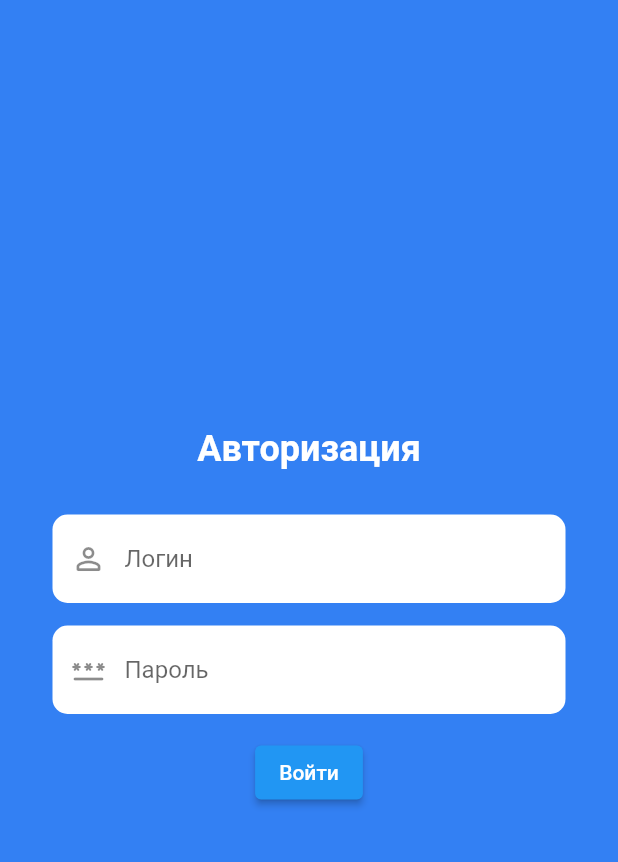
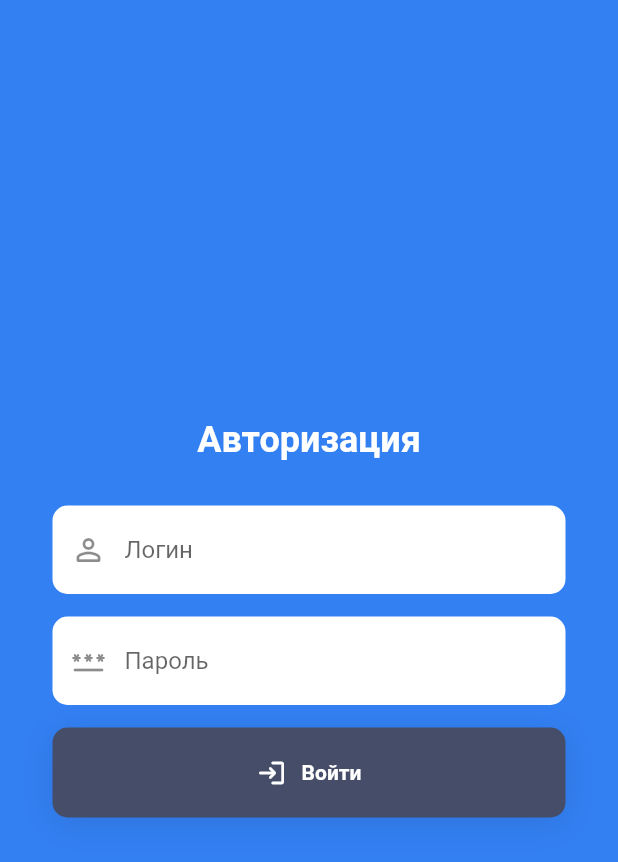
Before and after one commit to black-rusuz/rostelecom, a Flutter app: the screen it shows after launch, on a phone screen of 412 x 824 dp. Shown: the top 862 px of the screen. Run offline on Flutter 3.47's test engine with Material 2 defaults, Android fonts, the phone set to English and light mode, and no system bars; our stand-ins replace cached_network_image, dio, equatable, flutter_bloc, get_it, google_fonts and 2 more.

Commit message:
base btn

```diff
--- a/lib/presentation/pages/login/login_page.dart
+++ b/lib/presentation/pages/login/login_page.dart
@@ -2,6 +2,7 @@ import 'package:flutter/material.dart';
 import 'package:flutter_bloc/flutter_bloc.dart';
 
 import '../../../styles.dart';
+import '../../widgets/base_button.dart';
 import '../../widgets/base_text_field.dart';
 import '../home/home_page.dart';
 import 'bloc/login_bloc.dart';
@@ -58,12 +59,18 @@ class LoginPage extends StatelessWidget {
                   icon: const Icon(Icons.password_rounded),
                 ),
                 const SizedBox(height: 15),
-                ElevatedButton(
-                  onPressed: () => context.read<LoginBloc>().add(LoginAuth(
+                GestureDetector(
+                  onTap: () => context.read<LoginBloc>().add(LoginAuth(
                         login: login.text,
                         password: password.text,
                       )),
-                  child: const Text('Войти'),
+                  child: const BaseButton(
+                    label: 'Войти',
+                    icon: Icons.login_rounded,
+                    bgColor: Styles.darkColor,
+                    textColor: Colors.white,
+                    padding: EdgeInsets.symmetric(vertical: 20),
+                  ),
                 ),
               ],
             ),
--- /dev/null
+++ b/lib/presentation/widgets/base_button.dart
@@ -0,0 +1,49 @@
+import 'package:flutter/material.dart';
+
+import '../../styles.dart';
+
+class BaseButton extends StatelessWidget {
+  final String label;
+  final IconData? icon;
+  final Color? textColor;
+  final Color? bgColor;
+  final EdgeInsets? padding;
+
+  const BaseButton({
+    super.key,
+    required this.label,
+    this.icon,
+    this.textColor,
+    this.bgColor = Colors.white,
+    this.padding = const EdgeInsets.symmetric(vertical: 14),
+  });
+
+  @override
+  Widget build(BuildContext context) {
+    return Container(
+      padding: padding,
+      decoration: BoxDecoration(
+        color: bgColor,
+        borderRadius: BorderRadius.circular(10),
+        boxShadow: Styles.shadows,
+      ),
+      child: Row(
+        mainAxisAlignment: MainAxisAlignment.center,
+        children: [
+          if (icon != null)
+            Padding(
+              padding: const EdgeInsets.only(right: 10),
+              child: Icon(icon, size: 20, color: textColor),
+            ),
+          Text(
+            label,
+            style: const TextStyle(
+              fontWeight: FontWeight.w600,
+              color: Colors.white,
+            ),
+          ),
+        ],
+      ),
+    );
+  }
+}
```
